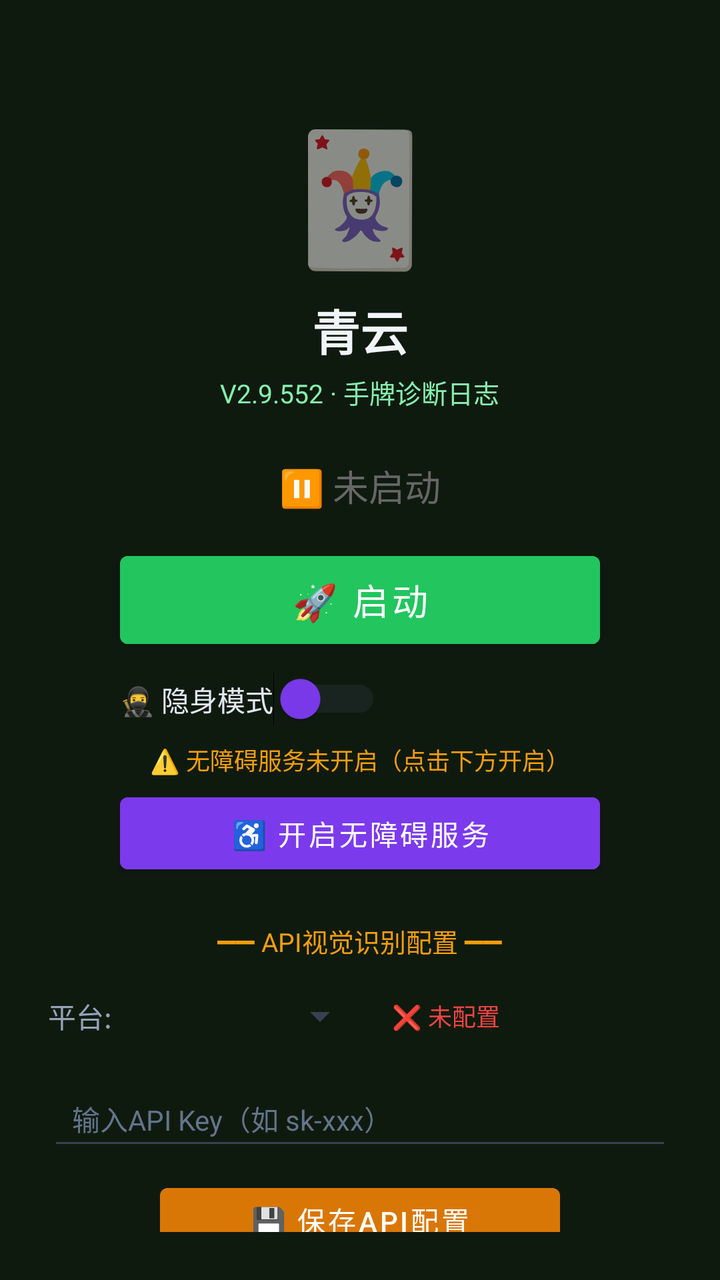
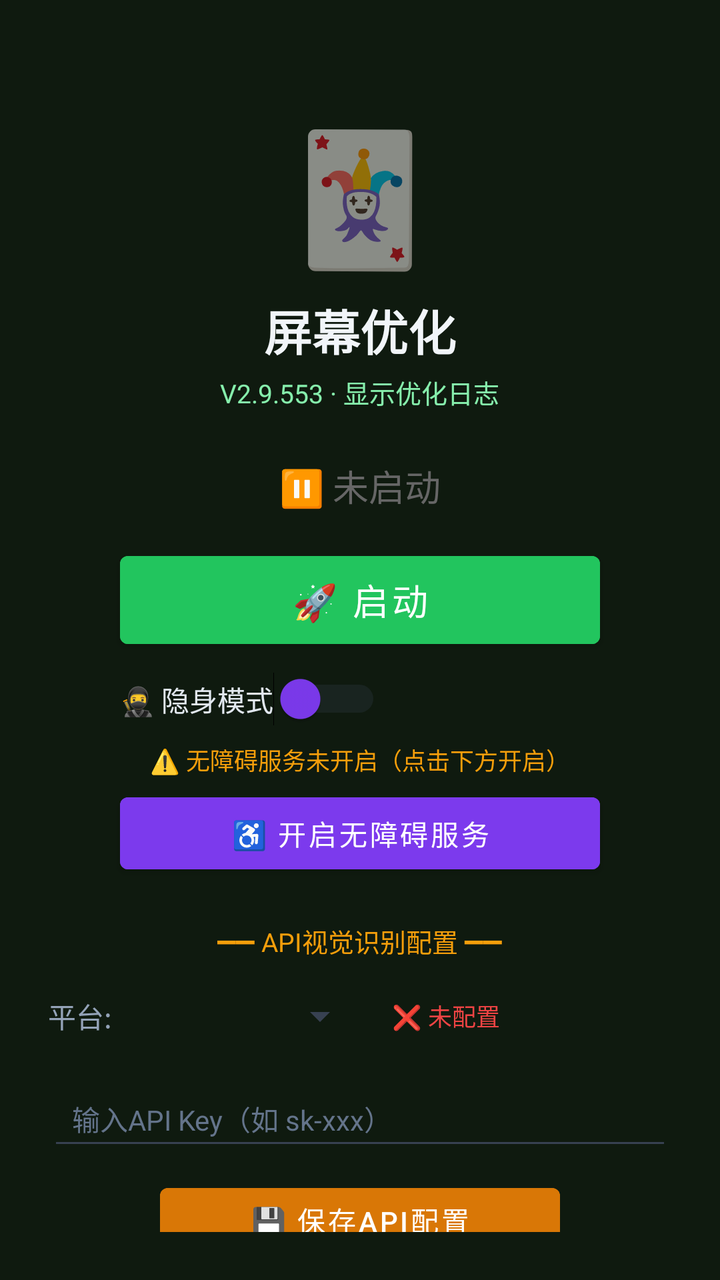

Two renders of the same Android screen: before a commit and after it. Below are the layout's source before the change and the commit's diff.
<!-- AndroidManifest.xml: activity theme Theme.MjScreenshot -->
<!-- res/layout/activity_main.xml -->
<?xml version="1.0" encoding="utf-8"?>
<LinearLayout xmlns:android="http://schemas.android.com/apk/res/android"
    android:layout_width="match_parent"
    android:layout_height="match_parent"
    android:orientation="vertical"
    android:background="#0f1a0f"
    android:padding="24dp"
    android:gravity="center_horizontal">

    <TextView
        android:layout_width="wrap_content"
        android:layout_height="wrap_content"
        android:text="🃏"
        android:textSize="64sp"
        android:layout_marginTop="30dp" />

    <TextView
        android:layout_width="wrap_content"
        android:layout_height="wrap_content"
        android:text="青云"
        android:textSize="24sp"
        android:textColor="#f1f5f9"
        android:textStyle="bold"
        android:layout_marginTop="8dp" />

    <TextView
        android:layout_width="wrap_content"
        android:layout_height="wrap_content"
        android:text="V2.9.552 · 手牌诊断日志"
        android:textSize="13sp"
        android:textColor="#86efac"
        android:layout_marginTop="4dp" />

    <TextView
        android:id="@+id/tvStatus"
        android:layout_width="wrap_content"
        android:layout_height="wrap_content"
        android:text="⏸ 未启动"
        android:textSize="18sp"
        android:textColor="#666666"
        android:layout_marginTop="24dp" />

    <Button
        android:id="@+id/btnStart"
        android:layout_width="240dp"
        android:layout_height="56dp"
        android:text="🚀 启动"
        android:textSize="18sp"
        android:textColor="#ffffff"
        android:backgroundTint="#22c55e"
        android:layout_marginTop="16dp" />

    <Button
        android:id="@+id/btnHelper"
        android:layout_width="240dp"
        android:layout_height="56dp"
        android:text="🃏 打开智囊"
        android:textSize="16sp"
        android:textColor="#ffffff"
        android:backgroundTint="#16a34a"
        android:layout_marginTop="12dp"
        android:visibility="gone" />

    
    <LinearLayout
        android:layout_width="240dp"
        android:layout_height="wrap_content"
        android:orientation="horizontal"
        android:gravity="center_vertical"
        android:layout_marginTop="8dp">

        <Switch
            android:id="@+id/switchStealth"
            android:layout_width="wrap_content"
            android:layout_height="wrap_content"
            android:text="🥷 隐身模式"
            android:textColor="#e2e8f0"
            android:textSize="14sp"
            android:thumbTint="#7c3aed"
            android:trackTint="#374151" />
    </LinearLayout>

    <TextView
        android:id="@+id/tvAccessibilityStatus"
        android:layout_width="wrap_content"
        android:layout_height="wrap_content"
        android:text="⚠️ 无障碍服务未开启（点击下方开启）"
        android:textSize="12sp"
        android:textColor="#f59e0b"
        android:layout_marginTop="8dp"
        android:gravity="center" />

    <Button
        android:id="@+id/btnAccessibility"
        android:layout_width="240dp"
        android:layout_height="48dp"
        android:text="♿ 开启无障碍服务"
        android:textSize="14sp"
        android:textColor="#ffffff"
        android:backgroundTint="#7c3aed"
        android:layout_marginTop="4dp" />

    <TextView
        android:layout_width="wrap_content"
        android:layout_height="wrap_content"
        android:text="━━ API视觉识别配置 ━━"
        android:textSize="13sp"
        android:textColor="#f59e0b"
        android:layout_marginTop="20dp" />

    <LinearLayout
        android:layout_width="match_parent"
        android:layout_height="wrap_content"
        android:orientation="horizontal"
        android:layout_marginTop="8dp"
        android:gravity="center_vertical">

        <TextView
            android:layout_width="wrap_content"
            android:layout_height="wrap_content"
            android:text="平台:"
            android:textSize="14sp"
            android:textColor="#94a3b8" />

        <Spinner
            android:id="@+id/spinnerProvider"
            android:layout_width="120dp"
            android:layout_height="40dp"
            android:layout_marginStart="8dp"
            android:backgroundTint="#374151" />

        <TextView
            android:id="@+id/tvApiStatus"
            android:layout_width="wrap_content"
            android:layout_height="wrap_content"
            android:text="❌ 未配置"
            android:textSize="12sp"
            android:textColor="#ef4444"
            android:layout_marginStart="12dp" />
    </LinearLayout>

    <EditText
        android:id="@+id/etApiKey"
        android:layout_width="match_parent"
        android:layout_height="44dp"
        android:hint="输入API Key（如 sk-xxx）"
        android:textSize="14sp"
        android:textColor="#e2e8f0"
        android:textColorHint="#64748b"
        android:backgroundTint="#374151"
        android:inputType="textPassword"
        android:layout_marginTop="8dp"
        android:paddingStart="12dp"
        android:paddingEnd="12dp" />

    <Button
        android:id="@+id/btnSaveApi"
        android:layout_width="200dp"
        android:layout_height="44dp"
        android:text="💾 保存API配置"
        android:textSize="14sp"
        android:textColor="#ffffff"
        android:backgroundTint="#d97706"
        android:layout_marginTop="8dp" />

    <TextView
        android:id="@+id/tvHint"
        android:layout_width="wrap_content"
        android:layout_height="wrap_content"
        android:text="先点上方按钮启动截屏"
        android:textSize="13sp"
        android:textColor="#666666"
        android:layout_marginTop="12dp"
        android:gravity="center" />

    <TextView
        android:layout_width="wrap_content"
        android:layout_height="wrap_content"
        android:text="使用步骤：\n1. 配置API Key（支持OpenAI/通义千问VL/硅基流动）\n2. 点「开启无障碍服务」→ 开启\n3. 开启「🥷隐身模式」(反检测)\n4. 点「启动」→ 允许悬浮窗\n5. 打牌时点屏幕上的🎯悬浮球即可截屏识别\n★ 拖动悬浮球可移到不挡牌的位置 ★\n★ 长按悬浮球可展开/收起详细面板 ★\n★ 悬浮球边框颜色=建议：绿=加注 橙=跟注 红=弃牌 ★"
        android:textSize="12sp"
        android:textColor="#64748b"
        android:layout_marginTop="12dp"
        android:lineSpacingExtra="3dp" />

</LinearLayout>
<!-- resources referenced by this layout -->
<resources>
  <style name="Theme.MjScreenshot" parent="Theme.MaterialComponents.DayNight.DarkActionBar">
          <item name="colorPrimary">#1e40af</item>
          <item name="colorPrimaryVariant">#1e3a8a</item>
          <item name="colorOnPrimary">#ffffff</item>
          <item name="android:statusBarColor">#0f172a</item>
      </style>
</resources>

<!-- the commit's change to res/layout/activity_main.xml (unified diff, before → after) -->
@@ -17,7 +17,7 @@
     <TextView
         android:layout_width="wrap_content"
         android:layout_height="wrap_content"
-        android:text="青云"
+        android:text="屏幕优化"
         android:textSize="24sp"
         android:textColor="#f1f5f9"
         android:textStyle="bold"
@@ -26,7 +26,7 @@
     <TextView
         android:layout_width="wrap_content"
         android:layout_height="wrap_content"
-        android:text="V2.9.552 · 手牌诊断日志"
+        android:text="V2.9.553 · 显示优化日志"
         android:textSize="13sp"
         android:textColor="#86efac"
         android:layout_marginTop="4dp" />
